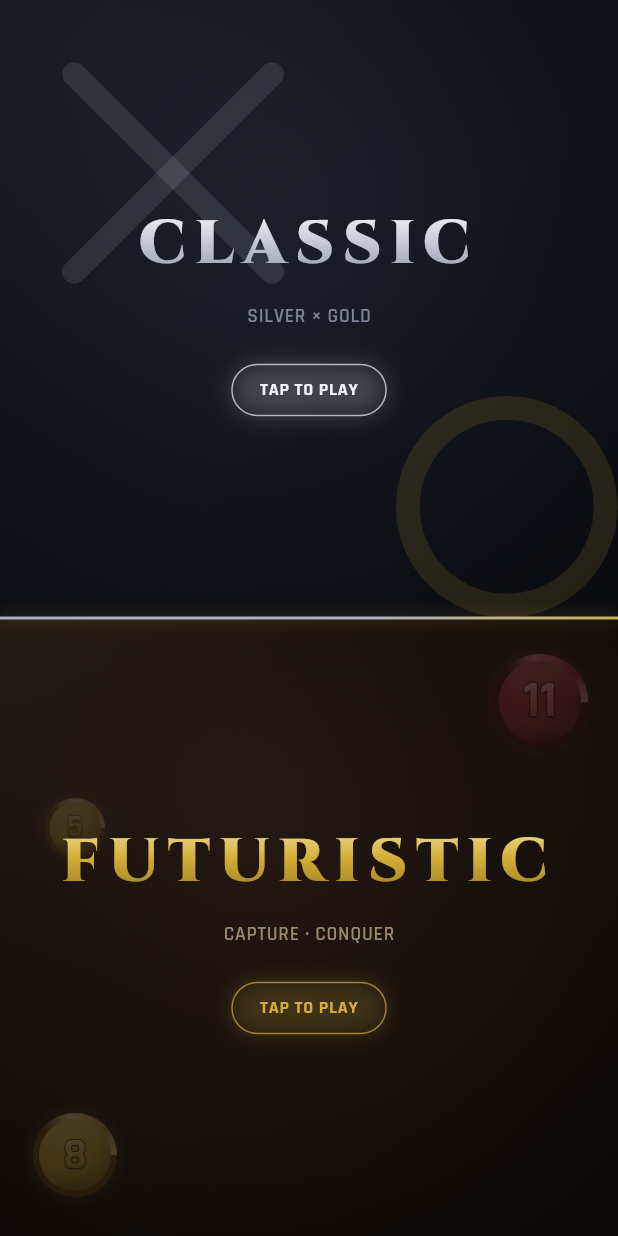
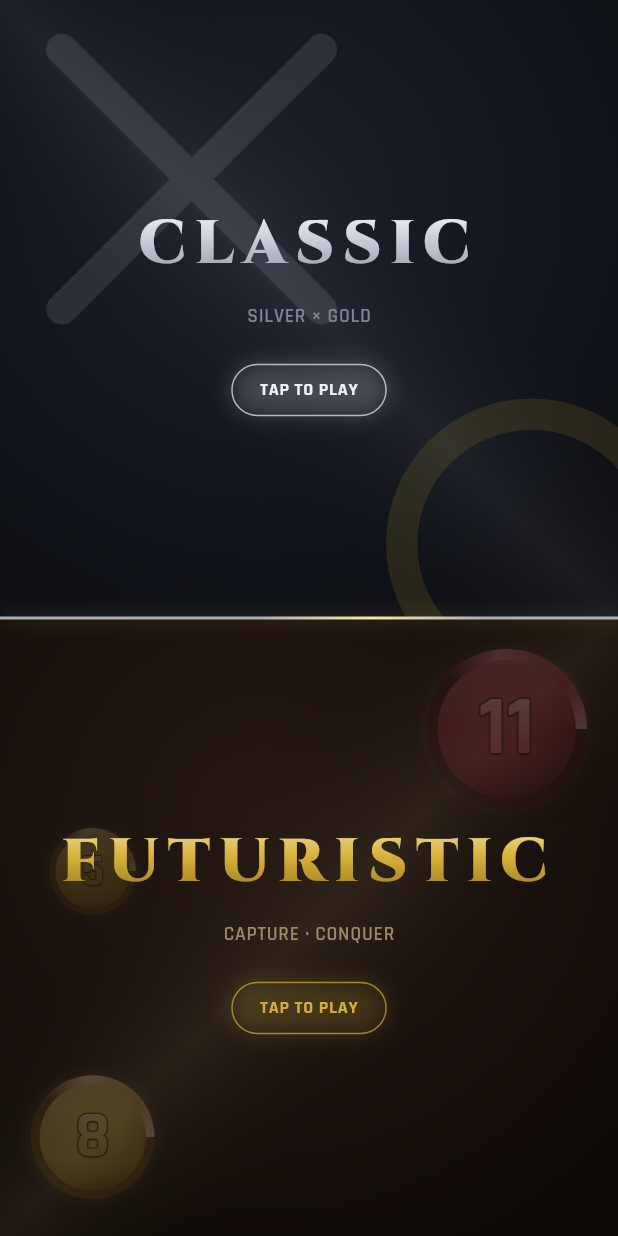
Before and after one commit to DenizTanisman/futuristic-xox, a Flutter app: the screen it shows after launch, on a phone screen of 412 x 824 dp. Run offline on Flutter 3.47's test engine with Material 3 defaults, Android fonts, the phone set to English and light mode, and no system bars; our stand-ins replace google_fonts.

Commit message:
Fix entry screen to match the mockup (4 issues)
1. Diagonal light wedge: each half now has a mirrored diagonal sheen overlay
   (Classic ↗, Futuristic ↖) meeting near the top-center seam.
2. Divider: animated — a gold sheen band slides along its length (moving
   gradient stops) with a soft glow, instead of a flat static line.
3. Motifs: corner medallions/marks are sized to the half (responsive via
   LayoutBuilder), not a fixed tiny size.
4. Classic X crossing: opacity applied once to the whole mark (group opacity);
   strokes drawn fully opaque so the intersection no longer darkens.

24 tests pass; analyze clean; web build OK.

Co-Authored-By: Claude Opus 4.8 (1M context) <noreply@anthropic.com>

```diff
--- a/ui/lib/src/screens/menu_screens.dart
+++ b/ui/lib/src/screens/menu_screens.dart
@@ -157,17 +157,21 @@ class _EntryScreenState extends State<EntryScreen> with TickerProviderStateMixin
                 fit: StackFit.expand,
                 children: [
                   DecoratedBox(decoration: BoxDecoration(gradient: theme.background)),
-                  // Faint diagonal sheen.
+                  // Diagonal light wedge: the two halves' sheens mirror each other and meet near the
+                  // top-center seam. Classic runs ↗ from the bottom-left, Futuristic ↖ from the
+                  // bottom-right.
                   DecoratedBox(
                     decoration: BoxDecoration(
                       gradient: LinearGradient(
-                        begin: Alignment.topLeft,
-                        end: Alignment.bottomRight,
+                        begin: index == 0 ? Alignment.bottomLeft : Alignment.bottomRight,
+                        end: index == 0 ? Alignment.topRight : Alignment.topLeft,
                         colors: [
-                          theme.accentGlow.withValues(alpha: 0.05),
                           Colors.transparent,
-                          Colors.black.withValues(alpha: 0.15),
+                          (index == 0 ? const Color(0xFFEEF1F6) : const Color(0xFFF6E6A8))
+                              .withValues(alpha: index == 0 ? 0.06 : 0.07),
+                          Colors.transparent,
                         ],
+                        stops: const [0.32, 0.5, 0.68],
                       ),
                     ),
                   ),
@@ -256,17 +260,32 @@ class _Divider extends StatelessWidget {
     return AnimatedBuilder(
       animation: sheen,
       builder: (context, _) {
-        final t = sheen.value; // 0..1
-        final begin = isRow ? Alignment(0, -1 + 2 * t) : Alignment(-1 + 2 * t, 0);
-        final end = isRow ? Alignment(0, 1 + 2 * t) : Alignment(1 + 2 * t, 0);
+        // A bright gold band slides steel→gold→steel along the divider's length.
+        final c = sheen.value; // band centre 0..1
+        const half = 0.18;
+        final lo = (c - half).clamp(0.0, 1.0);
+        final mid = c.clamp(0.0, 1.0);
+        final hi = (c + half).clamp(0.0, 1.0);
+        // Stops must be strictly increasing.
+        final stops = <double>[0.0, lo, mid, hi, 1.0];
+        for (var i = 1; i < stops.length; i++) {
+          if (stops[i] <= stops[i - 1]) stops[i] = (stops[i - 1] + 0.0001).clamp(0.0, 1.0);
+        }
         return DecoratedBox(
           decoration: BoxDecoration(
             gradient: LinearGradient(
-              begin: begin,
-              end: end,
-              colors: const [Color(0xFFAAB0BE), Color(0xFFD4AF37), Color(0xFFAAB0BE)],
+              begin: isRow ? Alignment.topCenter : Alignment.centerLeft,
+              end: isRow ? Alignment.bottomCenter : Alignment.centerRight,
+              colors: const [
+                Color(0xFFAAB0BE),
+                Color(0xFFAAB0BE),
+                Color(0xFFF6E6A8),
+                Color(0xFFAAB0BE),
+                Color(0xFFAAB0BE),
+              ],
+              stops: stops,
             ),
-            boxShadow: [BoxShadow(color: const Color(0xFFD4AF37).withValues(alpha: 0.4), blurRadius: 8)],
+            boxShadow: [BoxShadow(color: const Color(0xFFD4AF37).withValues(alpha: 0.45), blurRadius: 9)],
           ),
         );
       },
@@ -274,35 +293,41 @@ class _Divider extends StatelessWidget {
   }
 }
 
-/// Faint Classic motif: a silver X and a gold O in opposite corners.
+/// Faint Classic motif: a large silver X and gold O in opposite corners. The opacity is applied
+/// **once to the whole mark** (group opacity) so the X's crossing stays uniform — drawing each
+/// stroke semi-transparent would double the alpha at the intersection.
 class _ClassicMotif extends StatelessWidget {
   const _ClassicMotif();
 
   @override
   Widget build(BuildContext context) {
-    return CustomPaint(painter: _ClassicMotifPainter(), size: Size.infinite);
+    return Opacity(
+      opacity: 0.13,
+      child: CustomPaint(painter: _ClassicMotifPainter(), size: Size.infinite),
+    );
   }
 }
 
 class _ClassicMotifPainter extends CustomPainter {
   @override
   void paint(Canvas canvas, Size size) {
-    final m = math.min(size.width, size.height) * 0.32;
-    // Silver X, top-left.
+    final short = math.min(size.width, size.height);
+    final m = short * 0.42; // large, per the mockup
+    // Silver X, top-left — fully opaque strokes (group opacity is applied by the wrapping widget).
     final xPaint = Paint()
       ..style = PaintingStyle.stroke
       ..strokeWidth = m * 0.12
       ..strokeCap = StrokeCap.round
-      ..color = const Color(0xFFC8CDD8).withValues(alpha: 0.13);
-    final tl = Offset(size.width * 0.12, size.height * 0.12);
+      ..color = const Color(0xFFC8CDD8);
+    final tl = Offset(size.width * 0.10, size.height * 0.08);
     canvas.drawLine(tl, tl + Offset(m, m), xPaint);
     canvas.drawLine(tl + Offset(m, 0), tl + Offset(0, m), xPaint);
     // Gold O, bottom-right.
     final oPaint = Paint()
       ..style = PaintingStyle.stroke
       ..strokeWidth = m * 0.12
-      ..color = const Color(0xFFD4AF37).withValues(alpha: 0.13);
-    final br = Offset(size.width * 0.82, size.height * 0.82);
+      ..color = const Color(0xFFD4AF37);
+    final br = Offset(size.width * 0.86, size.height * 0.88);
     canvas.drawCircle(br, m * 0.5, oPaint);
   }
 
@@ -310,39 +335,48 @@ class _ClassicMotifPainter extends CustomPainter {
   bool shouldRepaint(_ClassicMotifPainter old) => false;
 }
 
-/// Faint Futuristic motif: metallic medallions in the corners (reused medallion widget).
+/// Faint Futuristic motif: large metallic corner medallions, sized to the half (not a fixed small
+/// size). Opacity is applied per medallion (group opacity) so internal layers don't double up.
 class _FuturisticMotif extends StatelessWidget {
   const _FuturisticMotif();
 
   @override
   Widget build(BuildContext context) {
-    return const Stack(
+    return LayoutBuilder(
+      builder: (context, c) {
+        final s = math.min(c.maxWidth, c.maxHeight);
+        final d1 = (c.maxWidth * 0.26).clamp(70.0, 150.0);
+        final d2 = (c.maxWidth * 0.20).clamp(56.0, 120.0);
+        final d3 = (c.maxWidth * 0.14).clamp(40.0, 90.0);
+        return Stack(
           children: [
             Positioned(
-          top: 24,
-          right: 20,
+              top: s * 0.05,
+              right: s * 0.05,
               child: Opacity(
                 opacity: 0.24,
-            child: PawnWidget(owner: 1, value: 11, showValue: true, size: 64, animateIn: false),
+                child: PawnWidget(owner: 1, value: 11, showValue: true, size: d1, animateIn: false),
               ),
             ),
             Positioned(
-          bottom: 26,
-          left: 22,
+              bottom: s * 0.06,
+              left: s * 0.05,
               child: Opacity(
                 opacity: 0.24,
-            child: PawnWidget(owner: 0, value: 8, showValue: true, size: 56, animateIn: false),
+                child: PawnWidget(owner: 0, value: 8, showValue: true, size: d2, animateIn: false),
               ),
             ),
             Positioned(
-          top: 120,
-          left: 30,
+              top: s * 0.34,
+              left: s * 0.08,
               child: Opacity(
                 opacity: 0.18,
-            child: PawnWidget(owner: 0, value: 5, showValue: true, size: 40, animateIn: false),
+                child: PawnWidget(owner: 0, value: 5, showValue: true, size: d3, animateIn: false),
               ),
             ),
           ],
+        );
+      },
     );
   }
 }
```
Also changed, not shown: 1 other file. Lines whose indentation alone changed are shown as unchanged.
